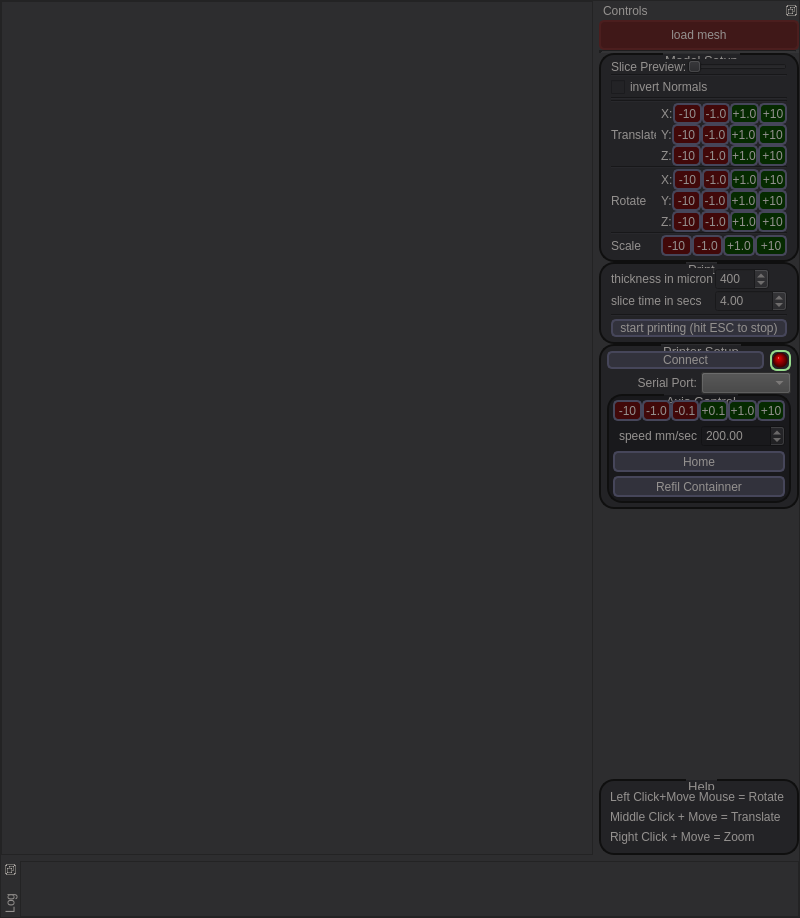
The window that host/draft.ui (hradec/chemshapes) describes before a commit, drawn with Qt 5.
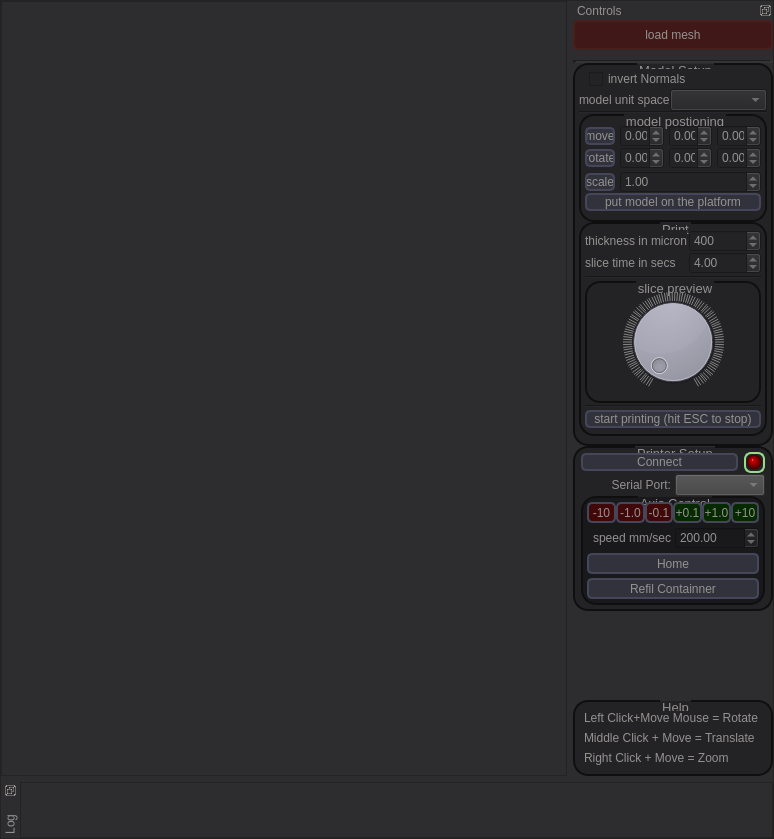
The same window after the commit.

Commit message:
draft.py now converts draft.ui to .py on the fly, so we can create distribution files for OSX and Windows.
added buildDist script to build distribution files for OSX and Win using py2exe and py2app.

added some definitions of GCodes and MCodes to reprap/__init__.py
Started prototypying some custom MCodes for CS1

```diff
--- a/host/draft.ui
+++ b/host/draft.ui
@@ -7,8 +7,8 @@
    <rect>
     <x>0</x>
     <y>0</y>
-    <width>800</width>
-    <height>918</height>
+    <width>774</width>
+    <height>839</height>
    </rect>
   </property>
   <property name="sizePolicy">
@@ -93,7 +93,7 @@
          <property name="minimumSize">
           <size>
            <width>200</width>
-           <height>848</height>
+           <height>0</height>
           </size>
          </property>
          <property name="maximumSize">
@@ -253,6 +253,11 @@
             </widget>
            </item>
            <item>
+            <layout class="QVBoxLayout" name="verticalLayout_10">
+             <property name="topMargin">
+              <number>10</number>
+             </property>
+             <item>
             <widget class="Line" name="line_2">
              <property name="autoFillBackground">
               <bool>false</bool>
@@ -271,8 +276,13 @@
              </property>
             </widget>
            </item>
+            </layout>
+           </item>
            <item>
             <widget class="QGroupBox" name="groupBox_2">
+             <property name="layoutDirection">
+              <enum>Qt::LeftToRight</enum>
+             </property>
              <property name="styleSheet">
               <string notr="true"/>
              </property>
@@ -284,58 +294,25 @@
                <number>0</number>
               </property>
               <property name="leftMargin">
-               <number>10</number>
+               <number>4</number>
               </property>
               <property name="topMargin">
                <number>4</number>
               </property>
               <property name="rightMargin">
-               <number>10</number>
+               <number>4</number>
               </property>
               <property name="bottomMargin">
-               <number>4</number>
+               <number>8</number>
               </property>
               <item>
-               <layout class="QGridLayout" name="gridLayout_3">
+               <layout class="QVBoxLayout" name="verticalLayout_13">
                 <property name="leftMargin">
-                 <number>0</number>
+                 <number>10</number>
                 </property>
-                <property name="spacing">
-                 <number>1</number>
+                <property name="rightMargin">
+                 <number>10</number>
                 </property>
-               </layout>
-              </item>
-              <item>
-               <layout class="QHBoxLayout" name="horizontalLayout_5">
-                <item>
-                 <widget class="QLabel" name="label_8">
-                  <property name="toolTip">
-                   <string>Change the visible slice in the viewport</string>
-                  </property>
-                  <property name="text">
-                   <string>Slice Preview:</string>
-                  </property>
-                 </widget>
-                </item>
-                <item>
-                 <widget class="QSlider" name="layer">
-                  <property name="toolTip">
-                   <string>Change the visible slice in the viewport</string>
-                  </property>
-                  <property name="orientation">
-                   <enum>Qt::Horizontal</enum>
-                  </property>
-                 </widget>
-                </item>
-               </layout>
-              </item>
-              <item>
-               <widget class="Line" name="line_5">
-                <property name="orientation">
-                 <enum>Qt::Horizontal</enum>
-                </property>
-               </widget>
-              </item>
               <item>
                <widget class="QCheckBox" name="invertNormals">
                 <property name="enabled">
@@ -349,12 +326,40 @@
                 </property>
                </widget>
               </item>
+               </layout>
+              </item>
               <item>
-               <widget class="Line" name="line">
-                <property name="orientation">
-                 <enum>Qt::Horizontal</enum>
-                </property>
-               </widget>
+               <layout class="QHBoxLayout" name="horizontalLayout_6">
+                <item>
+                 <widget class="QLabel" name="label_9">
+                  <property name="sizePolicy">
+                   <sizepolicy hsizetype="Fixed" vsizetype="Preferred">
+                    <horstretch>0</horstretch>
+                    <verstretch>0</verstretch>
+                   </sizepolicy>
+                  </property>
+                  <property name="minimumSize">
+                   <size>
+                    <width>30</width>
+                    <height>0</height>
+                   </size>
+                  </property>
+                  <property name="layoutDirection">
+                   <enum>Qt::RightToLeft</enum>
+                  </property>
+                  <property name="text">
+                   <string>model unit space</string>
+                  </property>
+                 </widget>
+                </item>
+                <item>
+                 <widget class="QComboBox" name="modelUnit">
+                  <property name="toolTip">
+                   <string>set the model original unit</string>
+                  </property>
+                 </widget>
+                </item>
+               </layout>
               </item>
               <item>
                <widget class="Line" name="line_7">
@@ -364,209 +369,72 @@
                </widget>
               </item>
               <item>
+               <widget class="QGroupBox" name="groupBox_7">
+                <property name="title">
+                 <string>model postioning</string>
+                </property>
+                <layout class="QVBoxLayout" name="verticalLayout_12">
+                 <property name="spacing">
+                  <number>0</number>
+                 </property>
+                 <property name="leftMargin">
+                  <number>4</number>
+                 </property>
+                 <property name="rightMargin">
+                  <number>4</number>
+                 </property>
+                 <item>
                <layout class="QHBoxLayout" name="translate">
                 <property name="spacing">
                  <number>5</number>
                 </property>
                 <item>
-                 <widget class="QLabel" name="label_13">
+                    <widget class="QPushButton" name="modelMoveReset">
                   <property name="minimumSize">
                    <size>
-                    <width>45</width>
+                       <width>30</width>
                     <height>0</height>
                    </size>
                   </property>
-                  <property name="layoutDirection">
-                   <enum>Qt::RightToLeft</enum>
-                  </property>
+                     <property name="maximumSize">
+                      <size>
+                       <width>30</width>
+                       <height>16777215</height>
+                      </size>
+                     </property>
+                     <property name="toolTip">
+                      <string>reset values</string>
+                     </property>
                   <property name="text">
-                   <string>Translate</string>
+                      <string>move</string>
                   </property>
                  </widget>
                 </item>
                 <item>
-                 <layout class="QVBoxLayout" name="verticalLayout_10">
-                  <property name="spacing">
-                   <number>0</number>
-                  </property>
-                  <item>
-                   <layout class="QGridLayout" name="gridLayout_4">
-                    <property name="spacing">
-                     <number>0</number>
-                    </property>
-                    <item row="1" column="2">
-                     <widget class="QToolButton" name="m10_2">
-                      <property name="styleSheet">
-                       <string notr="true"> QToolButton{
-background-color: rgb(65, 8, 9);
-}</string>
-                      </property>
-                      <property name="text">
-                       <string>-10</string>
-                      </property>
-                     </widget>
-                    </item>
-                    <item row="1" column="3">
-                     <widget class="QToolButton" name="m1_2">
-                      <property name="styleSheet">
-                       <string notr="true">background-color: rgb(65, 8, 9);</string>
-                      </property>
-                      <property name="text">
-                       <string>-1.0</string>
-                      </property>
-                     </widget>
-                    </item>
-                    <item row="1" column="4">
-                     <widget class="QToolButton" name="p1_2">
-                      <property name="styleSheet">
-                       <string notr="true">background-color: rgb(5, 42, 0);</string>
-                      </property>
-                      <property name="text">
-                       <string>+1.0</string>
-                      </property>
-                     </widget>
-                    </item>
-                    <item row="1" column="5">
-                     <widget class="QToolButton" name="p10_2">
-                      <property name="styleSheet">
-                       <string notr="true">background-color: rgb(5, 42, 0);</string>
-                      </property>
-                      <property name="text">
-                       <string>+10</string>
-                      </property>
-                     </widget>
-                    </item>
-                    <item row="1" column="0">
-                     <widget class="QLabel" name="label_9">
-                      <property name="text">
-                       <string>X:</string>
-                      </property>
-                     </widget>
-                    </item>
-                   </layout>
-                  </item>
+                    <widget class="QDoubleSpinBox" name="modelMoveX">
+                     <property name="minimum">
+                      <double>-99.989999999999995</double>
+                     </property>
+                    </widget>
+                   </item>
                   <item>
-                   <layout class="QGridLayout" name="gridLayout_5">
-                    <property name="spacing">
-                     <number>0</number>
-                    </property>
-                    <item row="0" column="2">
-                     <widget class="QToolButton" name="m10_3">
-                      <property name="styleSheet">
-                       <string notr="true"> QToolButton{
-background-color: rgb(65, 8, 9);
-}</string>
-                      </property>
-                      <property name="text">
-                       <string>-10</string>
-                      </property>
-                     </widget>
-                    </item>
-                    <item row="0" column="3">
-                     <widget class="QToolButton" name="m1_3">
-                      <property name="styleSheet">
-                       <string notr="true">background-color: rgb(65, 8, 9);</string>
-                      </property>
-                      <property name="text">
-                       <string>-1.0</string>
-                      </property>
-                     </widget>
-                    </item>
-                    <item row="0" column="4">
-                     <widget class="QToolButton" name="p1_3">
-                      <property name="styleSheet">
-                       <string notr="true">background-color: rgb(5, 42, 0);</string>
-                      </property>
-                      <property name="text">
-                       <string>+1.0</string>
-                      </property>
-                     </widget>
-                    </item>
-                    <item row="0" column="5">
-                     <widget class="QToolButton" name="p10_3">
-                      <property name="styleSheet">
-                       <string notr="true">background-color: rgb(5, 42, 0);</string>
-                      </property>
-                      <property name="text">
-                       <string>+10</string>
-                      </property>
-                     </widget>
-                    </item>
-                    <item row="0" column="1">
-                     <widget class="QLabel" name="label_10">
-                      <property name="text">
-                       <string>Y:</string>
-                      </property>
-                     </widget>
-                    </item>
-                   </layout>
-                  </item>
+                    <widget class="QDoubleSpinBox" name="modelMoveY">
+                     <property name="minimum">
+                      <double>-99.989999999999995</double>
+                     </property>
+                    </widget>
+                   </item>
                   <item>
-                   <layout class="QGridLayout" name="gridLayout_6">
-                    <property name="spacing">
-                     <number>0</number>
-                    </property>
-                    <item row="0" column="1">
-                     <widget class="QToolButton" name="m10_4">
-                      <property name="styleSheet">
-                       <string notr="true"> QToolButton{
-background-color: rgb(65, 8, 9);
-}</string>
-                      </property>
-                      <property name="text">
-                       <string>-10</string>
-                      </property>
-                     </widget>
-                    </item>
-                    <item row="0" column="2">
-                     <widget class="QToolButton" name="m1_4">
-                      <property name="styleSheet">
-                       <string notr="true">background-color: rgb(65, 8, 9);</string>
-                      </property>
-                      <property name="text">
-                       <string>-1.0</string>
-                      </property>
-                     </widget>
-                    </item>
-                    <item row="0" column="3">
-                     <widget class="QToolButton" name="p1_4">
-                      <property name="styleSheet">
-                       <string notr="true">background-color: rgb(5, 42, 0);</string>
-                      </property>
-                      <property name="text">
-                       <string>+1.0</string>
-                      </property>
-                     </widget>
-                    </item>
-                    <item row="0" column="4">
-                     <widget class="QToolButton" name="p10_4">
-                      <property name="styleSheet">
-                       <string notr="true">background-color: rgb(5, 42, 0);</string>
-                      </property>
-                      <property name="text">
-                       <string>+10</string>
-                      </property>
-                     </widget>
-                    </item>
-                    <item row="0" column="0">
-                     <widget class="QLabel" name="label_11">
-                      <property name="text">
-                       <string>Z:</string>
-                      </property>
-                     </widget>
-                    </item>
-                   </layout>
-                  </item>
-                 </layout>
-                </item>
-               </layout>
-              </item>
-              <item>
-               <widget class="Line" name="line_4">
-                <property name="orientation">
-                 <enum>Qt::Horizontal</enum>
-                </property>
-               </widget>
+                    <widget class="QDoubleSpinBox" name="modelMoveZ">
+                     <property name="minimum">
+                      <double>-99.989999999999995</double>
+                     </property>
+                     <property name="singleStep">
+                      <double>0.100000000000000</double>
+                     </property>
+                    </widget>
+                   </item>
+                  </layout>
               </item>
               <item>
                <layout class="QHBoxLayout" name="translate_2">
@@ -574,283 +442,119 @@
                  <number>5</number>
                 </property>
                 <item>
-                 <widget class="QLabel" name="label_14">
+                    <widget class="QPushButton" name="modelRotateReset">
+                     <property name="sizePolicy">
+                      <sizepolicy hsizetype="Fixed" vsizetype="Fixed">
+                       <horstretch>0</horstretch>
+                       <verstretch>0</verstretch>
+                      </sizepolicy>
+                     </property>
                   <property name="minimumSize">
                    <size>
-                    <width>45</width>
+                       <width>30</width>
                     <height>0</height>
                    </size>
                   </property>
-                  <property name="layoutDirection">
-                   <enum>Qt::RightToLeft</enum>
+                     <property name="toolTip">
+                      <string>reset values</string>
                   </property>
                   <property name="text">
-                   <string>Rotate</string>
+                      <string>rotate</string>
                   </property>
                  </widget>
                 </item>
                 <item>
-                 <layout class="QVBoxLayout" name="verticalLayout_11">
-                  <property name="spacing">
-                   <number>0</number>
-                  </property>
-                  <item>
-                   <layout class="QGridLayout" name="gridLayout_7">
-                    <property name="spacing">
-                     <number>0</number>
-                    </property>
-                    <item row="1" column="2">
-                     <widget class="QToolButton" name="m10_5">
-                      <property name="styleSheet">
-                       <string notr="true"> QToolButton{
-background-color: rgb(65, 8, 9);
-}</string>
-                      </property>
-                      <property name="text">
-                       <string>-10</string>
-                      </property>
-                     </widget>
-                    </item>
-                    <item row="1" column="3">
-                     <widget class="QToolButton" name="m1_5">
-                      <property name="styleSheet">
-                       <string notr="true">background-color: rgb(65, 8, 9);</string>
-                      </property>
-                      <property name="text">
-                       <string>-1.0</string>
-                      </property>
-                     </widget>
-                    </item>
-                    <item row="1" column="4">
-                     <widget class="QToolButton" name="p1_5">
-                      <property name="styleSheet">
-                       <string notr="true">background-color: rgb(5, 42, 0);</string>
-                      </property>
-                      <property name="text">
-                       <string>+1.0</string>
-                      </property>
-                     </widget>
-                    </item>
-                    <item row="1" column="5">
-                     <widget class="QToolButton" name="p10_5">
-                      <property name="styleSheet">
-                       <string notr="true">background-color: rgb(5, 42, 0);</string>
-                      </property>
-                      <property name="text">
-                       <string>+10</string>
-                      </property>
-                     </widget>
-                    </item>
-                    <item row="1" column="0">
-                     <widget class="QLabel" name="label_12">
-                      <property name="text">
-                       <string>X:</string>
-                      </property>
-                     </widget>
-                    </item>
-                   </layout>
-                  </item>
+                    <widget class="QDoubleSpinBox" name="modelRotateX">
+                     <property name="minimum">
+                      <double>-360.000000000000000</double>
+                     </property>
+                     <property name="maximum">
+                      <double>360.000000000000000</double>
+                     </property>
+                     <property name="singleStep">
+                      <double>10.000000000000000</double>
+                     </property>
+                    </widget>
+                   </item>
                   <item>
-                   <layout class="QGridLayout" name="gridLayout_8">
-                    <property name="spacing">
-                     <number>0</number>
-                    </property>
-                    <item row="0" column="2">
-                     <widget class="QToolButton" name="m10_6">
-                      <property name="styleSheet">
-                       <string notr="true"> QToolButton{
-background-color: rgb(65, 8, 9);
-}</string>
-                      </property>
-                      <property name="text">
-                       <string>-10</string>
+                    <widget class="QDoubleSpinBox" name="modelRotateY">
+                     <property name="minimum">
+                      <double>-360.000000000000000</double>
+                     </property>
+                     <property name="maximum">
+                      <double>360.000000000000000</double>
+                     </property>
+                     <property name="singleStep">
+                      <double>10.000000000000000</double>
                       </property>
                      </widget>
                     </item>
-                    <item row="0" column="3">
-                     <widget class="QToolButton" name="m1_6">
-                      <property name="styleSheet">
-                       <string notr="true">background-color: rgb(65, 8, 9);</string>
-                      </property>
-                      <property name="text">
-                       <string>-1.0</string>
-                      </property>
-                     </widget>
-                    </item>
-                    <item row="0" column="4">
-                     <widget class="QToolButton" name="p1_6">
-                      <property name="styleSheet">
-                       <string notr="true">background-color: rgb(5, 42, 0);</string>
-                      </property>
-                      <property name="text">
-                       <string>+1.0</string>
-                      </property>
-                     </widget>
-                    </item>
-                    <item row="0" column="5">
-                     <widget class="QToolButton" name="p10_6">
-                      <property name="styleSheet">
-                       <string notr="true">background-color: rgb(5, 42, 0);</string>
-                      </property>
-                      <property name="text">
-                       <string>+10</string>
-                      </property>
-                     </widget>
-                    </item>
-                    <item row="0" column="1">
-                     <widget class="QLabel" name="label_15">
-                      <property name="text">
-                       <string>Y:</string>
-                      </property>
-                     </widget>
-                    </item>
-                   </layout>
-                  </item>
                   <item>
-                   <layout class="QGridLayout" name="gridLayout_9">
-                    <property name="spacing">
-                     <number>0</number>
-                    </property>
-                    <item row="0" column="1">
-                     <widget class="QToolButton" name="m10_7">
-                      <property name="styleSheet">
-                       <string notr="true"> QToolButton{
-background-color: rgb(65, 8, 9);
-}</string>
-                      </property>
-                      <property name="text">
-                       <string>-10</string>
+                    <widget class="QDoubleSpinBox" name="modelRotateZ">
+                     <property name="minimum">
+                      <double>-360.000000000000000</double>
+                     </property>
+                     <property name="maximum">
+                      <double>360.000000000000000</double>
+                     </property>
+                     <property name="singleStep">
+                      <double>10.000000000000000</double>
                       </property>
                      </widget>
                     </item>
-                    <item row="0" column="2">
-                     <widget class="QToolButton" name="m1_7">
-                      <property name="styleSheet">
-                       <string notr="true">background-color: rgb(65, 8, 9);</string>
-                      </property>
-                      <property name="text">
-                       <string>-1.0</string>
-                      </property>
-                     </widget>
-                    </item>
-                    <item row="0" column="3">
-                     <widget class="QToolButton" name="p1_7">
-                      <property name="styleSheet">
-                       <string notr="true">background-color: rgb(5, 42, 0);</string>
-                      </property>
-                      <property name="text">
-                       <string>+1.0</string>
-                      </property>
-                     </widget>
-                    </item>
-                    <item row="0" column="4">
-                     <widget class="QToolButton" name="p10_7">
-                      <property name="styleSheet">
-                       <string notr="true">background-color: rgb(5, 42, 0);</string>
-                      </property>
-                      <property name="text">
-                       <string>+10</string>
-                      </property>
-                     </widget>
-                    </item>
-                    <item row="0" column="0">
-                     <widget class="QLabel" name="label_16">
-                      <property name="text">
-                       <string>Z:</string>
-                      </property>
-                     </widget>
-                    </item>
-                   </layout>
-                  </item>
-                 </layout>
-                </item>
-               </layout>
-              </item>
-              <item>
-               <widget class="Line" name="line_6">
-                <property name="orientation">
-                 <enum>Qt::Horizontal</enum>
-                </property>
-               </widget>
+                  </layout>
               </item>
               <item>
                <layout class="QHBoxLayout" name="translate_3">
                 <property name="spacing">
                  <number>5</number>
                 </property>
+                   <property name="topMargin">
+                    <number>2</number>
+                   </property>
                 <item>
-                 <widget class="QLabel" name="label_17">
+                    <widget class="QPushButton" name="modelScaleReset">
                   <property name="minimumSize">
                    <size>
-                    <width>45</width>
+                       <width>30</width>
                     <height>0</height>
                    </size>
                   </property>
-                  <property name="layoutDirection">
-                   <enum>Qt::RightToLeft</enum>
-                  </property>
+                     <property name="maximumSize">
+                      <size>
+                       <width>30</width>
+                       <height>16777215</height>
+                      </size>
+                     </property>
+                     <property name="toolTip">
+                      <string>reset values</string>
+                     </property>
                   <property name="text">
-                   <string>Scale</string>
+                      <string>scale</string>
                   </property>
                  </widget>
                 </item>
                 <item>
-                 <layout class="QVBoxLayout" name="verticalLayout_12">
-                  <property name="spacing">
-                   <number>0</number>
-                  </property>
-                  <item>
-                   <layout class="QGridLayout" name="gridLayout_10">
-                    <property name="spacing">
-                     <number>0</number>
-                    </property>
-                    <item row="1" column="1">
-                     <widget class="QToolButton" name="m10_8">
-                      <property name="styleSheet">
-                       <string notr="true"> QToolButton{
-background-color: rgb(65, 8, 9);
-}</string>
-                      </property>
-                      <property name="text">
-                       <string>-10</string>
-                      </property>
-                     </widget>
-                    </item>
-                    <item row="1" column="2">
-                     <widget class="QToolButton" name="m1_8">
-                      <property name="styleSheet">
-                       <string notr="true">background-color: rgb(65, 8, 9);</string>
-                      </property>
-                      <property name="text">
-                       <string>-1.0</string>
-                      </property>
-                     </widget>
-                    </item>
-                    <item row="1" column="3">
-                     <widget class="QToolButton" name="p1_8">
-                      <property name="styleSheet">
-                       <string notr="true">background-color: rgb(5, 42, 0);</string>
-                      </property>
+                    <widget class="QDoubleSpinBox" name="modelScale">
+                     <property name="minimum">
+                      <double>-99.900000000000006</double>
+                     </property>
+                     <property name="singleStep">
+                      <double>0.100000000000000</double>
+                     </property>
+                     <property name="value">
+                      <double>1.000000000000000</double>
+                     </property>
+                    </widget>
+                   </item>
+                  </layout>
+                 </item>
+                 <item>
+                  <widget class="QPushButton" name="modelPutOnPlatform">
                       <property name="text">
-                       <string>+1.0</string>
-                      </property>
-                     </widget>
-                    </item>
-                    <item row="1" column="4">
-                     <widget class="QToolButton" name="p10_8">
-                      <property name="styleSheet">
-                       <string notr="true">background-color: rgb(5, 42, 0);</string>
-                      </property>
-                      <property name="text">
-                       <string>+10</string>
-                      </property>
-                     </widget>
-                    </item>
-                   </layout>
-                  </item>
-                 </layout>
-                </item>
-               </layout>
+                    <string>put model on the platform</string>
+                   </property>
+                  </widget>
               </item>
              </layout>
             </widget>
@@ -868,16 +572,16 @@
                <number>2</number>
               </property>
               <property name="leftMargin">
-               <number>10</number>
+                  <number>4</number>
               </property>
               <property name="topMargin">
-               <number>4</number>
+                  <number>6</number>
               </property>
               <property name="rightMargin">
-               <number>10</number>
+                  <number>4</number>
               </property>
               <property name="bottomMargin">
-               <number>5</number>
+                  <number>6</number>
               </property>
               <item>
                <layout class="QFormLayout" name="formLayout_2">
@@ -920,7 +624,7 @@
                 <item row="0" column="1">
                  <widget class="QDoubleSpinBox" name="sliceThickness">
                   <property name="sizePolicy">
-                   <sizepolicy hsizetype="Fixed" vsizetype="Fixed">
+                      <sizepolicy hsizetype="Minimum" vsizetype="Fixed">
                     <horstretch>0</horstretch>
                     <verstretch>0</verstretch>
                    </sizepolicy>
@@ -964,6 +668,47 @@
                 </property>
                </widget>
               </item>
+                 <item>
+                  <widget class="QGroupBox" name="groupBox_6">
+                   <property name="maximumSize">
+                    <size>
+                     <width>16777215</width>
+                     <height>16777215</height>
+                    </size>
+                   </property>
+                   <property name="title">
+                    <string>slice preview</string>
+                   </property>
+                   <layout class="QVBoxLayout" name="verticalLayout_11">
+                    <item>
+                     <widget class="QDial" name="sliceDial">
+                      <property name="pageStep">
+                       <number>1</number>
+                      </property>
+                      <property name="orientation">
+                       <enum>Qt::Horizontal</enum>
+                      </property>
+                      <property name="wrapping">
+                       <bool>false</bool>
+                      </property>
+                      <property name="notchTarget">
+                       <double>1.000000000000000</double>
+                      </property>
+                      <property name="notchesVisible">
+                       <bool>true</bool>
+                      </property>
+                     </widget>
+                    </item>
+                   </layout>
+                  </widget>
+                 </item>
+                 <item>
+                  <widget class="Line" name="line">
+                   <property name="orientation">
+                    <enum>Qt::Horizontal</enum>
+                   </property>
+                  </widget>
+                 </item>
               <item>
                <widget class="QPushButton" name="printButton">
                 <property name="styleSheet">
@@ -972,6 +717,9 @@
                 <property name="text">
                  <string>start printing (hit ESC to stop)</string>
                 </property>
+                  </widget>
+                 </item>
+                </layout>
                </widget>
               </item>
              </layout>
```
Lines whose indentation alone changed are shown as unchanged. The commit also changes 8 other files.
